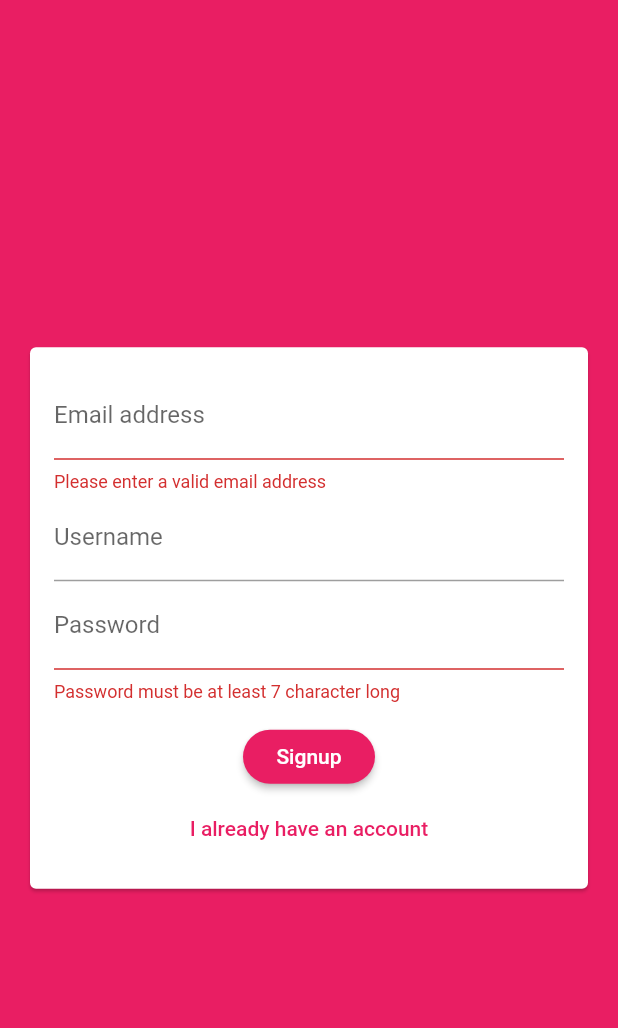
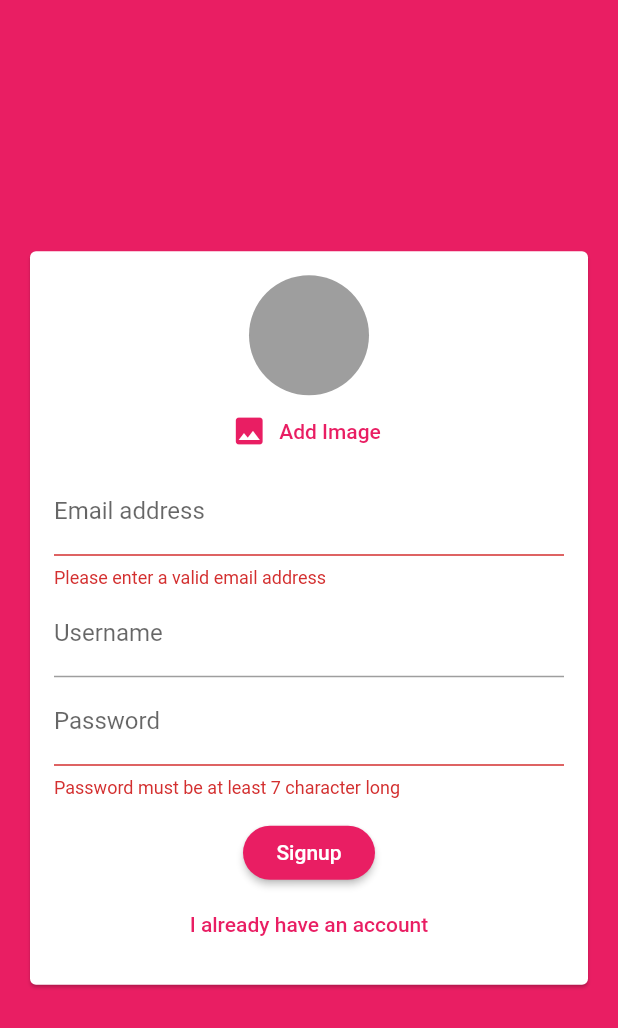
Before and after one commit to Omkar-Jori/flutter-chat-app, a Flutter app: the screen it shows after launch, after a tap on "Login", after a tap on "Create new account", on a phone screen of 412 x 824 dp. Shown: the top 1028 px of the screen. Run offline on Flutter 3.47's test engine with Material 2 defaults, Android fonts, the phone set to English and light mode, and no system bars; our stand-ins replace cloud_firestore, firebase_auth, firebase_messaging, firebase_storage, image_picker; accounts and stored records are empty.

Commit message:
final working commit

```diff
--- a/lib/main.dart
+++ b/lib/main.dart
@@ -1,7 +1,9 @@
 import 'package:flutter/material.dart';
+import 'package:firebase_auth/firebase_auth.dart';
 
 import './screens/chat_screen.dart';
 import './screens/auth_screen.dart';
+import './screens/splash_screen.dart';
 
 void main() {
   runApp(MyApp());
@@ -27,7 +29,15 @@ class MyApp extends StatelessWidget {
         ),
       ),
       /*ThemeData.dark(),*/
-      home: AuthScreen(),
+      home: StreamBuilder(stream: FirebaseAuth.instance.onAuthStateChanged,builder: (ctx, userSnapshot) {
+        if(userSnapshot.connectionState == ConnectionState.waiting) {
+          return SplashScreen();
+        }
+        if(userSnapshot.hasData) {
+          return ChatScreen();
+        }
+        return AuthScreen();
+      },),
     );
   }
 }
--- /dev/null
+++ b/lib/screens/splash_screen.dart
@@ -0,0 +1,13 @@
+import 'package:flutter/material.dart';
+
+class SplashScreen extends StatelessWidget {
+  @override
+  Widget build(BuildContext context) {
+    return Scaffold(
+      backgroundColor: Theme.of(context).primaryColor,
+      body: Center(
+        child: CircularProgressIndicator(),
+      ),
+    );
+  }
+}
--- a/lib/widgets/auth/auth_form.dart
+++ b/lib/widgets/auth/auth_form.dart
@@ -1,23 +1,62 @@
+import 'dart:io';
+
 import 'package:flutter/material.dart';
 
+import '../pickers/user_image_picker.dart';
+
 class AuthForm extends StatefulWidget {
+  AuthForm(this.submitFn, this.isLoading);
+
+  final bool isLoading;
+  final void Function(
+    String email,
+    String username,
+    String password,
+    File image,
+    bool isLogin,
+    BuildContext context,
+  ) submitFn;
+
   @override
   _AuthFormState createState() => _AuthFormState();
 }
 
 class _AuthFormState extends State<AuthForm> {
-
-  final _formkey = GlobalKey<FormState>();
+  final _formKey = GlobalKey<FormState>();
   var _isLogin = true;
   var _userEmail = '';
   var _userName = '';
   var _userPassword = '';
+  File _userImage;
 
-  void _trySubmit(){
-    final isValid = _formkey.currentState.validate();
+  void _pickedImage(File image) {
+    _userImage = image;
+  }
+
+  void _trySubmit() {
+    final isValid = _formKey.currentState.validate();
     FocusScope.of(context).unfocus();
-    if(isValid) {
-      _formkey.currentState.save();
+
+    if (_userImage == null && !_isLogin) {
+      Scaffold.of(context).showSnackBar(
+        SnackBar(
+          content: Text('Please pick an image'),
+          backgroundColor: Theme.of(context).errorColor,
+        ),
+      );
+      return;
+    }
+
+    if (isValid) {
+      _formKey.currentState.save();
+      widget.submitFn(
+        _userEmail.trim(),
+        _userName.trim(),
+        _userPassword.trim(),
+        _userImage,
+        _isLogin,
+        context,
+      );
     }
   }
 
@@ -30,14 +69,17 @@ class _AuthFormState extends State<AuthForm> {
           child: Padding(
             padding: EdgeInsets.all(16),
             child: Form(
-              key: _formkey,
+              key: _formKey,
               child: Column(
                 mainAxisSize: MainAxisSize.min,
                 children: <Widget>[
+                  if (!_isLogin) UserImagePicker(_pickedImage),
                   TextFormField(
+                    autocorrect: false,
+                    textCapitalization: TextCapitalization.none,
                     key: ValueKey('email'),
-                    validator: (value){
-                      if(value.isEmpty || !value.contains('@')) {
+                    validator: (value) {
+                      if (value.isEmpty || !value.contains('@')) {
                         return 'Please enter a valid email address';
                       }
                       return null;
@@ -50,11 +92,14 @@ class _AuthFormState extends State<AuthForm> {
                       _userEmail = value;
                     },
                   ),
-                  if(!_isLogin)
+                  if (!_isLogin)
                     TextFormField(
+                      autocorrect: true,
+                      textCapitalization: TextCapitalization.words,
+                      enableSuggestions: false,
                       key: ValueKey('username'),
-                    validator: (value){
-                      if(value.isEmpty || value.length < 4) {
+                      validator: (value) {
+                        if (value.isEmpty || value.length < 4) {
                           return 'Username must be at least 4 character long';
                         }
                         return null;
@@ -68,8 +113,8 @@ class _AuthFormState extends State<AuthForm> {
                     ),
                   TextFormField(
                     key: ValueKey('password'),
-                    validator: (value){
-                      if(value.isEmpty || value.length < 7) {
+                    validator: (value) {
+                      if (value.isEmpty || value.length < 7) {
                         return 'Password must be at least 7 character long';
                       }
                       return null;
@@ -83,12 +128,17 @@ class _AuthFormState extends State<AuthForm> {
                     },
                   ),
                   SizedBox(height: 12),
+                  if (widget.isLoading) CircularProgressIndicator(),
+                  if (!widget.isLoading)
                     RaisedButton(
                       child: Text(_isLogin ? 'Login' : 'Signup'),
                       onPressed: _trySubmit,
                     ),
+                  if (!widget.isLoading)
                     FlatButton(
-                    child: Text(_isLogin ? 'Create new account' : 'I already have an account'),
+                      child: Text(_isLogin
+                          ? 'Create new account'
+                          : 'I already have an account'),
                       textColor: Theme.of(context).primaryColor,
                       onPressed: () {
                         setState(() {
--- /dev/null
+++ b/lib/widgets/pickers/user_image_picker.dart
@@ -0,0 +1,49 @@
+import 'dart:io';
+
+import 'package:flutter/material.dart';
+import 'package:image_picker/image_picker.dart';
+
+class UserImagePicker extends StatefulWidget {
+  UserImagePicker(this.imagePickFn);
+
+  final Function(File pickedImage) imagePickFn;
+
+  @override
+  _UserImagePickerState createState() => _UserImagePickerState();
+}
+
+class _UserImagePickerState extends State<UserImagePicker> {
+  File _pickedImage;
+
+  void _pickImage() async {
+    final pickedImageFile = await ImagePicker.pickImage(
+      source: ImageSource.gallery,
+      imageQuality: 50,
+      //maxWidth: 150,
+    );
+    setState(() {
+      _pickedImage = pickedImageFile;
+    });
+    widget.imagePickFn(_pickedImage);
+  }
+
+  @override
+  Widget build(BuildContext context) {
+    return Column(
+      children: <Widget>[
+        CircleAvatar(
+          radius: 40,
+          backgroundColor: Colors.grey,
+          backgroundImage:
+              _pickedImage != null ? FileImage(_pickedImage) : null,
+        ),
+        FlatButton.icon(
+          icon: Icon(Icons.image),
+          label: Text('Add Image'),
+          textColor: Theme.of(context).primaryColor,
+          onPressed: _pickImage,
+        )
+      ],
+    );
+  }
+}
--- a/pubspec.yaml
+++ b/pubspec.yaml
@@ -13,6 +13,10 @@ dependencies:
 
   cupertino_icons: ^0.1.3
   cloud_firestore: ^0.13.7
+  firebase_auth: ^0.16.1
+  image_picker: ^0.6.5+3
+  firebase_storage: ^3.1.6
+  firebase_messaging: ^6.0.16
 
 dev_dependencies:
   flutter_test:
```
Also changed, not shown: lib/screens/auth_screen.dart (+78 -1 lines), lib/screens/chat_screen.dart (+68 -28 lines), lib/widgets/chat/message_bubble.dart (added, +81 -0 lines), lib/widgets/chat/messages.dart (added, +49 -0 lines), lib/widgets/chat/new_message.dart (added, +57 -0 lines), firebase.json (added), pubspec.lock, 8 other files. Lines whose indentation alone changed are shown as unchanged.
